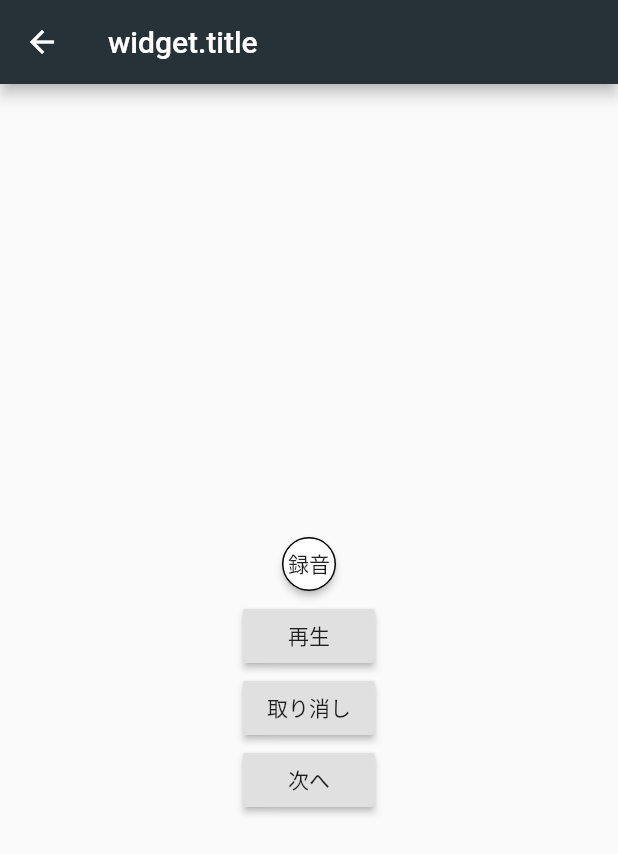
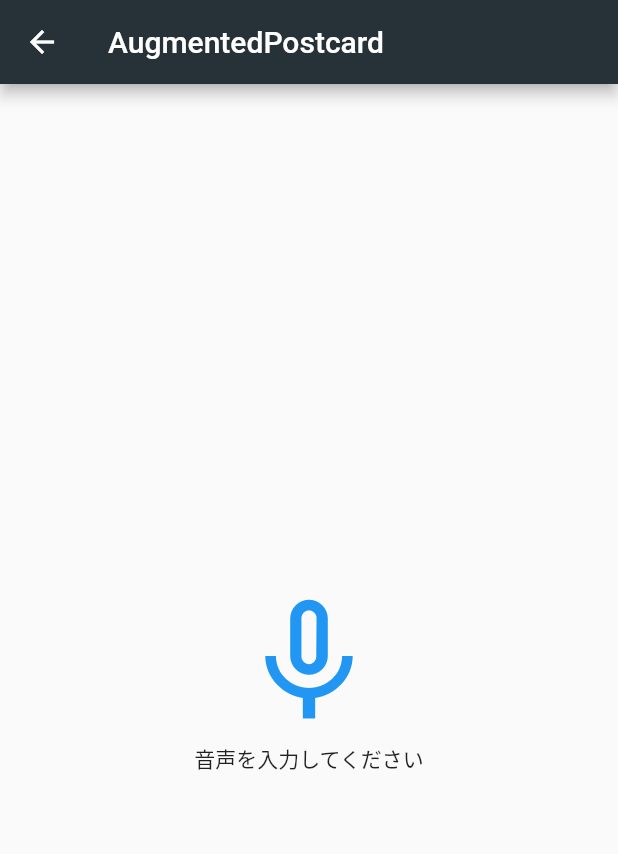
Before and after one commit to kyutech-programming-club/AugmentedPostcard, a Flutter app: the RecordWidget screen opened by its route, on a phone screen of 412 x 824 dp. Shown: the top 854 px of the screen. Run offline on Flutter 3.47's test engine with Material 2 defaults, Android fonts, the phone set to English and light mode, and no system bars.

Commit message:
Adjust button

```diff
--- a/lib/footer.dart
+++ b/lib/footer.dart
@@ -1,9 +1,11 @@
 import 'package:flutter/cupertino.dart';
 import 'package:flutter/material.dart';
 import 'index.dart';
+import 'featureCamera.dart';
 
 class RootWidget extends StatefulWidget {
-  RootWidget({Key key}) : super(key: key);
+  RootWidget({Key key, this.title}) : super(key: key);
+  final String title;
 
   @override
   _RootWidgetState createState() => _RootWidgetState();
@@ -25,6 +27,7 @@ class _RootWidgetState extends State<RootWidget> {
 
   var _routes = [
     IndexWidget(),
+    CameraWidget(),
   ];
 
   @override
--- a/lib/index.dart
+++ b/lib/index.dart
@@ -1,9 +1,8 @@
 import 'package:flutter/material.dart';
 
 class IndexWidget extends StatefulWidget {
-  IndexWidget({Key key, this.title}) : super(key: key);
+  IndexWidget({Key key}) : super(key: key);
 
-  final String title;
 
   @override
   _IndexWidgetState createState() => _IndexWidgetState();
@@ -17,7 +16,7 @@ class _IndexWidgetState extends State<IndexWidget> {
     return Scaffold(
       appBar: AppBar(
 
-        title: Text("widget.title"),
+        title: Text('AugmentedPostcard'),
       ),
       body: Center(
 
--- a/lib/main.dart
+++ b/lib/main.dart
@@ -1,5 +1,4 @@
 import 'package:flutter/material.dart';
-import 'index.dart';
 import 'record.dart';
 import 'footer.dart';
 
@@ -12,7 +11,7 @@ class App extends StatelessWidget {
       routes: {
         'record_root': (context) => RecordWidget(),
       },
-      title: 'Flutter Demo',
+      title: 'AugmentedPostcard',
       debugShowCheckedModeBanner: false,
       theme: ThemeData(
         primaryColor: Colors.blueGrey[900],
--- a/lib/record.dart
+++ b/lib/record.dart
@@ -1,15 +1,14 @@
 import 'package:flutter/material.dart';
 
 class RecordWidget extends StatefulWidget {
-  RecordWidget({Key key, this.title}) : super(key: key);
-
-  final String title;
+  RecordWidget({Key key}) : super(key: key);
 
   @override
   _RecordWidgetState createState() => _RecordWidgetState();
 }
 
 class _RecordWidgetState extends State<RecordWidget> {
+  bool is_ok = false;
 
   @override
   Widget build(BuildContext context) {
@@ -17,7 +16,7 @@ class _RecordWidgetState extends State<RecordWidget> {
     return Scaffold(
       appBar: AppBar(
 
-        title: Text("widget.title"),
+        title: Text("AugmentedPostcard"),
       ),
       body: Center(
 
@@ -28,39 +27,39 @@ class _RecordWidgetState extends State<RecordWidget> {
             Text(
               '',
             ),
-        RaisedButton(
-          child: Text("録音"),
-          color: Colors.white,
-          shape: CircleBorder(
-            side: BorderSide(
-              color: Colors.black,
-              width: 1.0,
-              style: BorderStyle.solid,
+            IconButton(
+              color: Colors.blue,
+              iconSize: 100,
+              icon: Icon(Icons.keyboard_voice_outlined),
+              onPressed: () {
+                setState(() {
+                  is_ok = true;
+                });
+              },
             ),
-          ),
-          onPressed: () {},
-        ),
-            RaisedButton(
+            Row(children: <Widget>[
+              Expanded(child: (is_ok) ? RaisedButton(
                 child: Text("再生"),
                 onPressed: () {},
                 highlightElevation: 16.0,
                 highlightColor: Colors.blue,
                 onHighlightChanged: (value) {},
-            ),
-            RaisedButton(
+              ) : Container(),),
+              Expanded(child: (is_ok) ? RaisedButton(
                 child: Text("取り消し"),
                 onPressed: () {},
                 highlightElevation: 16.0,
                 highlightColor: Colors.blue,
                 onHighlightChanged: (value) {},
-            ),
-            RaisedButton(
-              child: Text("次へ"),
+              ) : Container(),),
+            ]),
+            (is_ok) ? RaisedButton(
+              child: Text("登録"),
               onPressed: () {},
               highlightElevation: 16.0,
               highlightColor: Colors.blue,
               onHighlightChanged: (value) {},
-            ),
+            ) : Text('音声を入力してください'),
           ],
         ),
       ),
```
Also changed, not shown: lib/featureCamera.dart (added, +50 -0 lines). Lines whose indentation alone changed are shown as unchanged.
